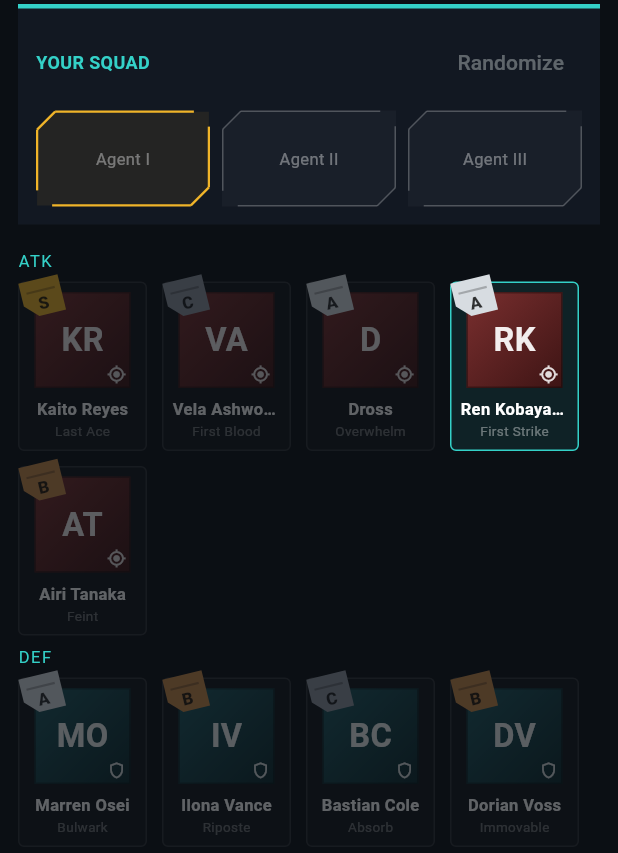
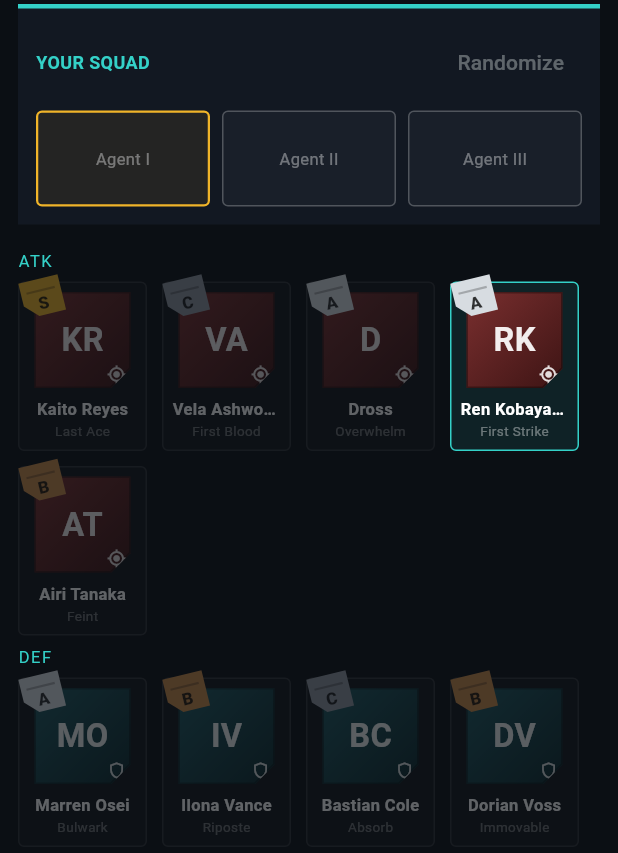
Before and after one commit to MaxxRexx/Isekai_Strategem, a Flutter app: the PlayFlowScreen screen opened directly, after a tap on "RK", on a phone screen of 412 x 824 dp. Shown: the part 284-1137 px from the top of the screen. Run offline on Flutter 3.47's test engine with Material 3 defaults, Android fonts, the phone set to English and light mode, and no system bars.

Commit message:
Revert "Refine Rift Cyan corners: open bracket panels, notched buttons, resized"
This reverts commit e0aa36c209f4100f642db0067a362818c5ab35ae.

```diff
--- a/app/lib/src/ui/notched.dart
+++ b/app/lib/src/ui/notched.dart
@@ -90,90 +90,3 @@ class NotchedBorder extends OutlinedBorder {
   @override
   EdgeInsetsGeometry get dimensions => EdgeInsets.all(side.width);
 }
-
-/// An "open" tactical-bracket frame: the top-left and bottom-right corners
-/// are chamfered (a drawn diagonal), while the top-right and bottom-left
-/// corners are left open with a gap in the border. The fill (if any) still
-/// covers the whole rounded-off rectangle. Used for the outlined panels and
-/// outlined buttons in the Rift Cyan mockup.
-class OpenNotchedBorder extends OutlinedBorder {
-  /// Chamfer length on the top-left / bottom-right corners.
-  final double notch;
-
-  /// Opening length on the top-right / bottom-left corners.
-  final double gap;
-
-  const OpenNotchedBorder({
-    super.side = BorderSide.none,
-    this.notch = 14,
-    this.gap = 12,
-  });
-
-  Path _fillPath(Rect r) {
-    final n = notch.clamp(0.0, r.shortestSide / 2);
-    return Path()
-      ..moveTo(r.left + n, r.top)
-      ..lineTo(r.right, r.top)
-      ..lineTo(r.right, r.bottom - n)
-      ..lineTo(r.right - n, r.bottom)
-      ..lineTo(r.left, r.bottom)
-      ..lineTo(r.left, r.top + n)
-      ..close();
-  }
-
-  @override
-  Path getInnerPath(Rect rect, {TextDirection? textDirection}) =>
-      _fillPath(rect.deflate(side.strokeInset));
-
-  @override
-  Path getOuterPath(Rect rect, {TextDirection? textDirection}) =>
-      _fillPath(rect.deflate(side.strokeOutset));
-
-  @override
-  void paintInterior(
-    Canvas canvas,
-    Rect rect,
-    Paint paint, {
-    TextDirection? textDirection,
-  }) {
-    canvas.drawPath(_fillPath(rect), paint);
-  }
-
-  @override
-  bool get preferPaintInterior => true;
-
-  @override
-  void paint(Canvas canvas, Rect rect, {TextDirection? textDirection}) {
-    if (side.style == BorderStyle.none) return;
-    final r = rect.deflate(side.width / 2);
-    final n = notch.clamp(0.0, r.shortestSide / 2);
-    final g = gap.clamp(0.0, r.shortestSide / 2);
-    final l = r.left, t = r.top, rt = r.right, b = r.bottom;
-    final p = side.toPaint();
-    // Top edge, then top-left chamfer.
-    canvas.drawLine(Offset(l + n, t), Offset(rt - g, t), p);
-    canvas.drawLine(Offset(l, t + n), Offset(l + n, t), p);
-    // Right edge (starts below the open top-right gap), then bottom-right chamfer.
-    canvas.drawLine(Offset(rt, t + g), Offset(rt, b - n), p);
-    canvas.drawLine(Offset(rt, b - n), Offset(rt - n, b), p);
-    // Bottom edge (ends before the open bottom-left gap).
-    canvas.drawLine(Offset(rt - n, b), Offset(l + g, b), p);
-    // Left edge (starts above the open bottom-left gap).
-    canvas.drawLine(Offset(l, b - g), Offset(l, t + n), p);
-  }
-
-  @override
-  OpenNotchedBorder copyWith({BorderSide? side, double? notch, double? gap}) =>
-      OpenNotchedBorder(
-        side: side ?? this.side,
-        notch: notch ?? this.notch,
-        gap: gap ?? this.gap,
-      );
-
-  @override
-  ShapeBorder scale(double t) =>
-      OpenNotchedBorder(side: side.scale(t), notch: notch * t, gap: gap * t);
-
-  @override
-  EdgeInsetsGeometry get dimensions => EdgeInsets.all(side.width);
-}
--- a/app/lib/src/widgets/fighter_row.dart
+++ b/app/lib/src/widgets/fighter_row.dart
@@ -146,11 +146,7 @@ class TeamPanel extends StatelessWidget {
       padding: const EdgeInsets.all(12),
       decoration: ShapeDecoration(
         color: Theme.of(context).cardColor,
-        shape: OpenNotchedBorder(
-          side: BorderSide(color: color),
-          notch: 18,
-          gap: 16,
-        ),
+        shape: NotchedBorder(side: BorderSide(color: color), notch: 16),
       ),
       child: Column(
         crossAxisAlignment: compact
--- a/app/lib/src/widgets/log_view.dart
+++ b/app/lib/src/widgets/log_view.dart
@@ -78,10 +78,9 @@ class _BattleLogViewState extends State<BattleLogView> {
       clipBehavior: Clip.antiAlias,
       decoration: ShapeDecoration(
         color: Theme.of(context).cardColor,
-        shape: const OpenNotchedBorder(
+        shape: const NotchedBorder(
           side: BorderSide(color: Colors.white12),
-          notch: 18,
-          gap: 16,
+          notch: 16,
         ),
       ),
       child: Column(
--- a/app/lib/src/widgets/portrait_tile.dart
+++ b/app/lib/src/widgets/portrait_tile.dart
@@ -2,6 +2,7 @@ import 'package:battle_engine/battle_engine.dart';
 import 'package:flutter/material.dart';
 
 import '../data/placeholder_ranks.dart';
+import '../ui/notched.dart';
 import '../ui/palette.dart';
 import '../ui/rank.dart';
 import 'game_icons.dart';
@@ -55,14 +56,18 @@ class PortraitTile extends StatelessWidget {
         Container(
           width: size,
           height: size,
-          clipBehavior: Clip.hardEdge,
-          decoration: BoxDecoration(
+          clipBehavior: Clip.antiAlias,
+          decoration: ShapeDecoration(
             gradient: LinearGradient(
               begin: Alignment.topLeft,
               end: Alignment.bottomRight,
               colors: [top, bottom],
             ),
-            border: Border.all(color: Colors.black.withValues(alpha: 0.35)),
+            shape: NotchedBorder(
+              side: BorderSide(color: Colors.black.withValues(alpha: 0.35)),
+              notch: size * 0.2,
+              corners: const {NotchCorner.bottomRight},
+            ),
           ),
           child: Stack(
             children: [
```
Also changed, not shown: app/lib/src/screens/play_flow_screen.dart (+28 -56 lines).
